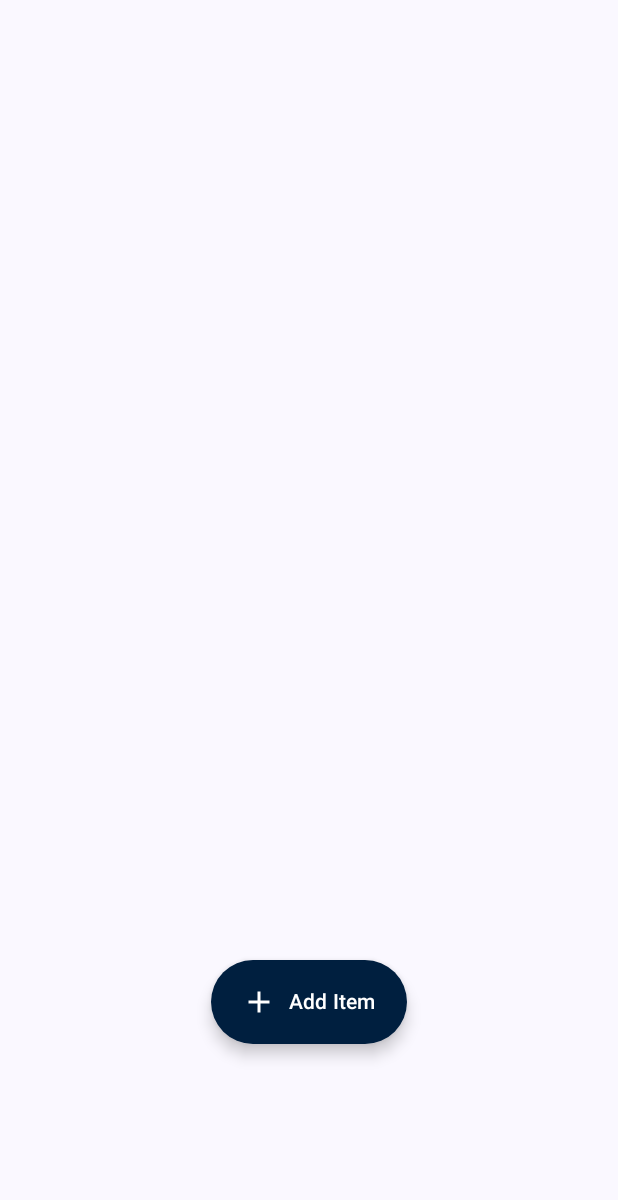
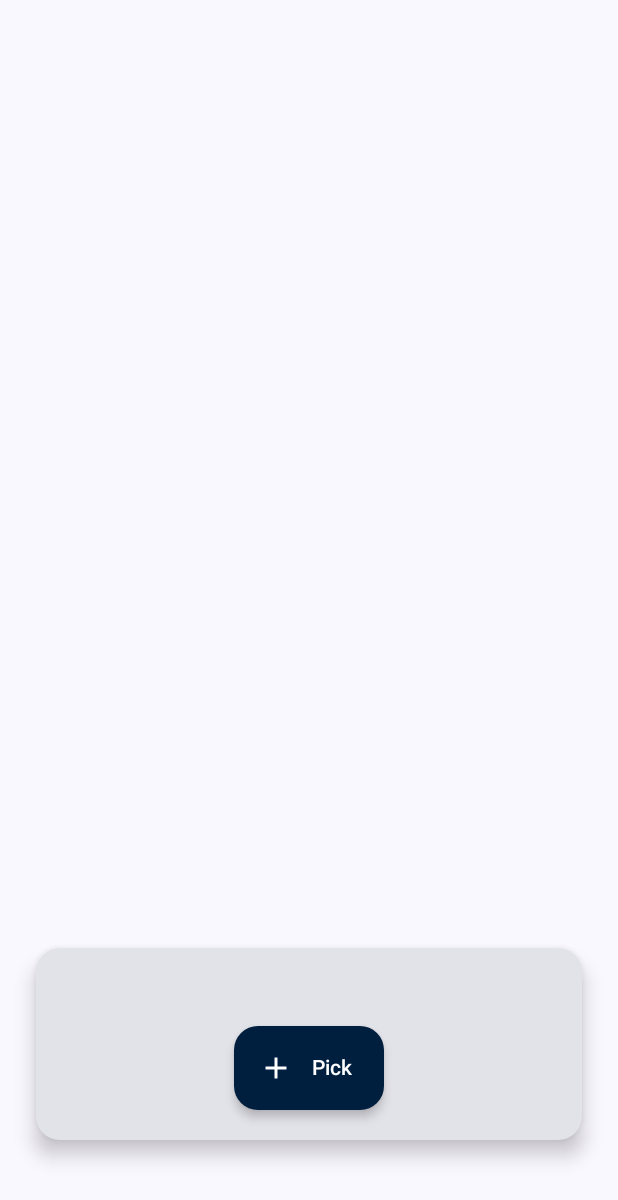
Before and after one commit to Alikotb/Thundora, an Android app built with Jetpack Compose: the composable ExpandableFAB shown on its own in the app's theme, on a phone screen of 412 x 824 dp. Shown: the top 1200 px of the screen. Run offline under Robolectric (Android 15) with nearby library versions, the phone set to English and light mode, and no system bars; network calls fail.

Commit message:
Update map ui add a card to show the user selection after he select

```diff
--- a/app/src/main/java/com/example/thundora/MainActivity.kt
+++ b/app/src/main/java/com/example/thundora/MainActivity.kt
@@ -181,8 +181,8 @@ class MainActivity : ComponentActivity() {
                     try {
                         val location = getLocation(context)
                         location?.let {
-                            sharedPref.saveData(SharedKeys.LAT.toString(), it.latitude.toString())
-                            sharedPref.saveData(SharedKeys.LON.toString(), it.longitude.toString())
+                            sharedPref.saveData(SharedKeys.HOME_LAT.toString(), it.latitude.toString())
+                            sharedPref.saveData(SharedKeys.HOME_LON.toString(), it.longitude.toString())
                         } ?: run {
                             Toast.makeText(context, "Unable to get location!", Toast.LENGTH_SHORT)
                                 .show()
--- a/app/src/main/java/com/example/thundora/model/pojos/view/SharedPojos.kt
+++ b/app/src/main/java/com/example/thundora/model/pojos/view/SharedPojos.kt
@@ -7,5 +7,7 @@ enum class SharedKeys {
     LOCATION,
     LAT,
     LON,
-    RESTARTED_FLAG
+    RESTARTED_FLAG,
+    HOME_LAT,
+    HOME_LON
 }
--- a/app/src/main/java/com/example/thundora/view/home/viewmodel/HomeViewModel.kt
+++ b/app/src/main/java/com/example/thundora/view/home/viewmodel/HomeViewModel.kt
@@ -38,8 +38,8 @@ class HomeViewModel(private val repo: Repository) : ViewModel() {
         _language.value = repo.fetchData(SharedKeys.LANGUAGE.toString(), "en")
         _temperatureUnit.value = repo.fetchData(SharedKeys.DEGREE.toString(), getTemperatureUnit("Celsius"))
         _units.value = repo.fetchData(SharedKeys.SPEED_UNIT.toString(), "metric")
-        _latitude.value = repo.fetchData(SharedKeys.LAT.toString(), "0.0").toDouble()
-        _longitude.value = repo.fetchData(SharedKeys.LON.toString(), "0.0").toDouble()
+        _latitude.value = repo.fetchData(SharedKeys.HOME_LAT.toString(), "0.0").toDouble()
+        _longitude.value = repo.fetchData(SharedKeys.HOME_LON.toString(), "0.0").toDouble()
     }
 
     fun getForecast() {
--- a/app/src/main/java/com/example/thundora/view/map/Map.kt
+++ b/app/src/main/java/com/example/thundora/view/map/Map.kt
@@ -1,6 +1,10 @@
 package com.example.thundora.view.map
 
 import androidx.compose.animation.AnimatedVisibility
+import androidx.compose.animation.expandHorizontally
+import androidx.compose.animation.fadeIn
+import androidx.compose.animation.fadeOut
+import androidx.compose.animation.shrinkHorizontally
 import androidx.compose.foundation.background
 import androidx.compose.foundation.border
 import androidx.compose.foundation.clickable
@@ -14,18 +18,18 @@ import androidx.compose.foundation.layout.fillMaxWidth
 import androidx.compose.foundation.layout.height
 import androidx.compose.foundation.layout.heightIn
 import androidx.compose.foundation.layout.padding
-import androidx.compose.foundation.shape.CircleShape
 import androidx.compose.foundation.shape.RoundedCornerShape
 import androidx.compose.material.icons.Icons
 import androidx.compose.material.icons.filled.Add
 import androidx.compose.material.icons.filled.Close
 import androidx.compose.material.icons.filled.Favorite
-import androidx.compose.material.icons.filled.LocationOn
+import androidx.compose.material.icons.filled.Home
 import androidx.compose.material.icons.filled.Place
 import androidx.compose.material3.Card
 import androidx.compose.material3.CardDefaults
 import androidx.compose.material3.ExtendedFloatingActionButton
 import androidx.compose.material3.FloatingActionButton
+import androidx.compose.material3.FloatingActionButtonDefaults
 import androidx.compose.material3.Icon
 import androidx.compose.material3.MaterialTheme
 import androidx.compose.material3.OutlinedTextField
@@ -45,6 +49,7 @@ import androidx.compose.ui.res.colorResource
 import androidx.compose.ui.res.stringResource
 import androidx.compose.ui.text.TextStyle
 import androidx.compose.ui.text.font.FontWeight
+import androidx.compose.ui.text.style.TextOverflow
 import androidx.compose.ui.unit.dp
 import androidx.compose.ui.unit.sp
 import androidx.lifecycle.compose.collectAsStateWithLifecycle
@@ -156,7 +161,7 @@ fun MapBranch(
                     scope.launch {
                         predictionsState.value = viewModel.getAddressPredictions(query)
                     }
-                },label = {
+                }, label = {
                     Text(
                         stringResource(R.string.search),
                         color = colorResource(R.color.blue_1200)
@@ -225,10 +230,9 @@ fun MapBranch(
                 }
             }
         }
-    }
-
-    ExpandableFAB(
+        ExpandableFAB(text,
             navToHome = {
+                viewModel.setHomeLocation(markerState.position)
                 navToHome()
             },
             navToFavorite = {
@@ -240,77 +244,118 @@ fun MapBranch(
             }
         )
     }
+}
 
 @Composable
-fun ExpandableFAB(navToHome: () -> Unit, navToFavorite: () -> Unit) {
+fun ExpandableFAB(text: MutableState<String>, navToHome: () -> Unit, navToFavorite: () -> Unit) {
     val isExpanded = remember { mutableStateOf(false) }
     Box(
-        modifier = Modifier.fillMaxSize(),
-        contentAlignment = Alignment.BottomStart
+        modifier = Modifier
+            .fillMaxSize()
+            .padding(bottom = 32.dp),
+        contentAlignment = Alignment.BottomCenter
+
     ) {
-        Column(
-            horizontalAlignment = Alignment.Start,
-            verticalArrangement = Arrangement.spacedBy(8.dp),
-            modifier = Modifier.padding(start = 24.dp, bottom = 128.dp)
+        Card(
+            modifier = Modifier
+                .fillMaxWidth()
+                .padding(horizontal = 24.dp)
+                .padding(bottom = 32.dp),
+            elevation = CardDefaults.cardElevation(8.dp),
+            shape = RoundedCornerShape(16.dp)
         ) {
-            AnimatedVisibility(visible = isExpanded.value) {
-                Column(
-                    horizontalAlignment = Alignment.Start,
-                    verticalArrangement = Arrangement.spacedBy(8.dp)
+            Box(
+                modifier = Modifier
+                    .fillMaxWidth()
+                    .height(128.dp)
+                    .padding(
+                        horizontal = 16.dp,
+                        vertical = 12.dp
+                    )
+            ) {
+
+                Text(
+                    text = text.value,
+                    modifier = Modifier
+                        .align(Alignment.TopCenter)
+                        .padding(bottom = 24.dp),
+                    fontSize = 18.sp,
+                    fontWeight = FontWeight.SemiBold,
+                    maxLines = 1,
+                    overflow = TextOverflow.Ellipsis
+                )
+
+                ExtendedFloatingActionButton(
+                    onClick = { isExpanded.value = !isExpanded.value },
+                    modifier = Modifier
+                        .align(Alignment.BottomCenter)
+                        .padding(bottom = 8.dp),
+                    containerColor = colorResource(R.color.blue_1200),
+                    icon = {
+                        Icon(
+                            imageVector = if (isExpanded.value) Icons.Default.Close else Icons.Default.Add,
+                            tint = Color.White,
+                            contentDescription = "Toggle"
+                        )
+                    },
+                    text = {
+                        Text(
+                            if (isExpanded.value) "Close" else "Pick",
+                            color = Color.White
+                        )
+                    },
+                    elevation = FloatingActionButtonDefaults.elevation(4.dp)
+                )
+
+                this@Card.AnimatedVisibility(
+                    visible = isExpanded.value,
+                    enter = fadeIn() + expandHorizontally(expandFrom = Alignment.Start),
+                    exit = fadeOut() + shrinkHorizontally(shrinkTowards = Alignment.Start),
+                    modifier = Modifier
+                        .align(Alignment.BottomStart)
+                        .padding(bottom = 8.dp)
                 ) {
                     FloatingActionButton(
                         onClick = {
-
                             navToFavorite()
+                            isExpanded.value = false
                         },
                         containerColor = colorResource(R.color.blue_1200),
-                        shape = CircleShape
+                        elevation = FloatingActionButtonDefaults.elevation(4.dp)
                     ) {
                         Icon(
                             Icons.Default.Favorite,
-                            contentDescription = stringResource(R.string.favorite0),
+                            contentDescription = "Favorite",
                             tint = Color.White
                         )
                     }
+                }
+
+                this@Card.AnimatedVisibility(
+                    visible = isExpanded.value,
+                    enter = fadeIn() + expandHorizontally(expandFrom = Alignment.End),
+                    exit = fadeOut() + shrinkHorizontally(shrinkTowards = Alignment.End),
+                    modifier = Modifier
+                        .align(Alignment.BottomEnd)
+                        .padding(bottom = 8.dp)
+                ) {
                     FloatingActionButton(
                         onClick = {
                             navToHome()
+                            isExpanded.value = false
                         },
                         containerColor = colorResource(R.color.blue_1200),
-                        shape = CircleShape
+                        elevation = FloatingActionButtonDefaults.elevation(4.dp)
                     ) {
                         Icon(
-                            Icons.Default.LocationOn,
-                            contentDescription = stringResource(R.string.location0),
+                            Icons.Default.Home,
+                            contentDescription = "Home",
                             tint = Color.White
                         )
                     }
                 }
             }
         }
-
-        ExtendedFloatingActionButton(
-            onClick = { isExpanded.value = !isExpanded.value },
-            modifier = Modifier
-                .align(Alignment.BottomCenter)
-                .padding(bottom = 128.dp),
-            containerColor = colorResource(R.color.blue_1200),
-            shape = CircleShape
-        ) {
-            Icon(
-                imageVector = if (isExpanded.value) Icons.Default.Close else Icons.Default.Add,
-                contentDescription = stringResource(R.string.toggle_fab),
-                tint = Color.White
-            )
-            Text(
-                text = if (isExpanded.value) stringResource(R.string.close_) else stringResource(
-                    R.string.add_item
-                ),
-                color = Color.White,
-                modifier = Modifier.padding(start = 8.dp)
-            )
     }
 
 }
-
-}
--- a/app/src/main/java/com/example/thundora/view/navigation/NaveHost.kt
+++ b/app/src/main/java/com/example/thundora/view/navigation/NaveHost.kt
@@ -64,6 +64,7 @@ fun SetUpNavHost(
         }
         composable<ScreensRout.Favorite> {
             floatingFlag.value = true
+            flag.value = true
             fabIcon.value = Icons.Default.Favorite
             fabAction.value = {
                 navController.navigate(ScreensRout.Map)
@@ -83,6 +84,7 @@ fun SetUpNavHost(
         }
 
         composable<ScreensRout.Map> {
+            flag.value = false
             floatingFlag.value = false
             fabIcon.value = Icons.Default.Favorite
             fabAction.value = { }
--- a/app/src/main/java/com/example/thundora/view/settings/ViewModel.kt
+++ b/app/src/main/java/com/example/thundora/view/settings/ViewModel.kt
@@ -102,8 +102,8 @@ class SettingsViewModel(private val repository: Repository) : ViewModel() {
 
     fun setLocation(latitude: Double, longitude: Double) {
         viewModelScope.launch {
-            repository.saveData(SharedKeys.LAT.toString(), latitude.toString())
-            repository.saveData(SharedKeys.LON.toString(), longitude.toString())
+            repository.saveData(SharedKeys.HOME_LAT.toString(), latitude.toString())
+            repository.saveData(SharedKeys.HOME_LON.toString(), longitude.toString())
         }
     }
 
```
Also changed, not shown: app/src/main/java/com/example/thundora/view/map/MapViewModel.kt (+25 -11 lines). Lines whose indentation alone changed are shown as unchanged.
